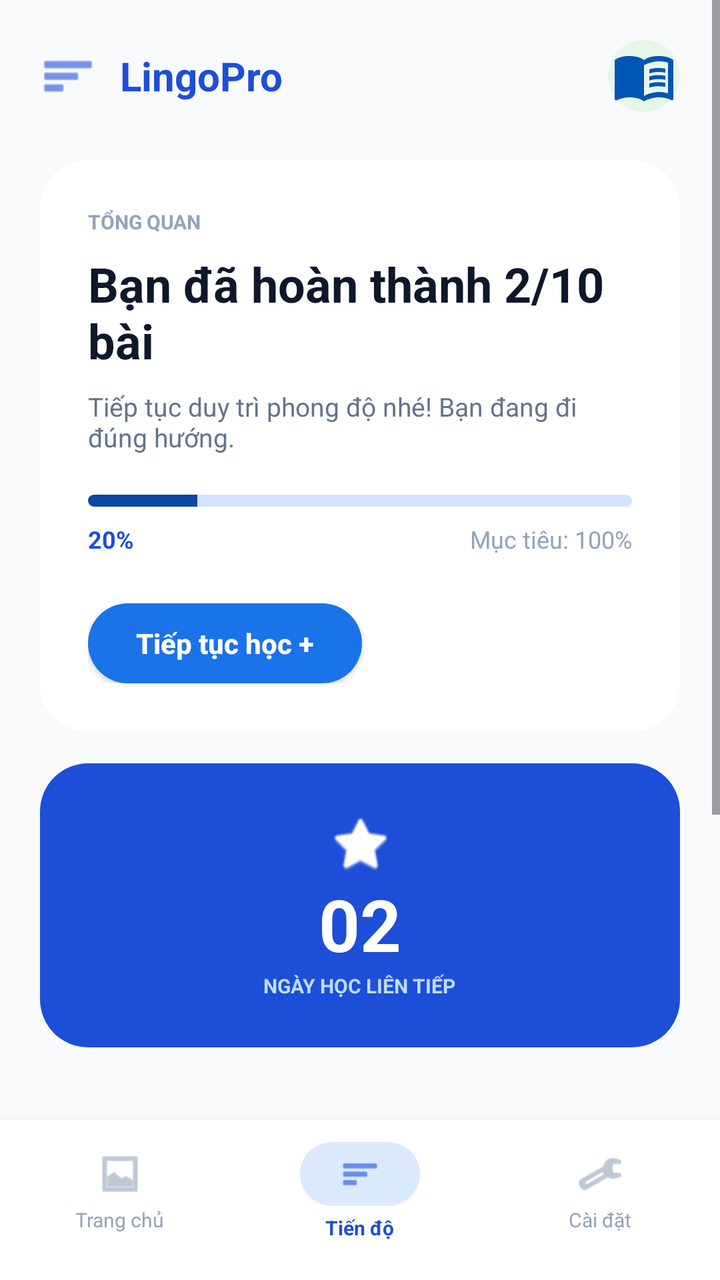
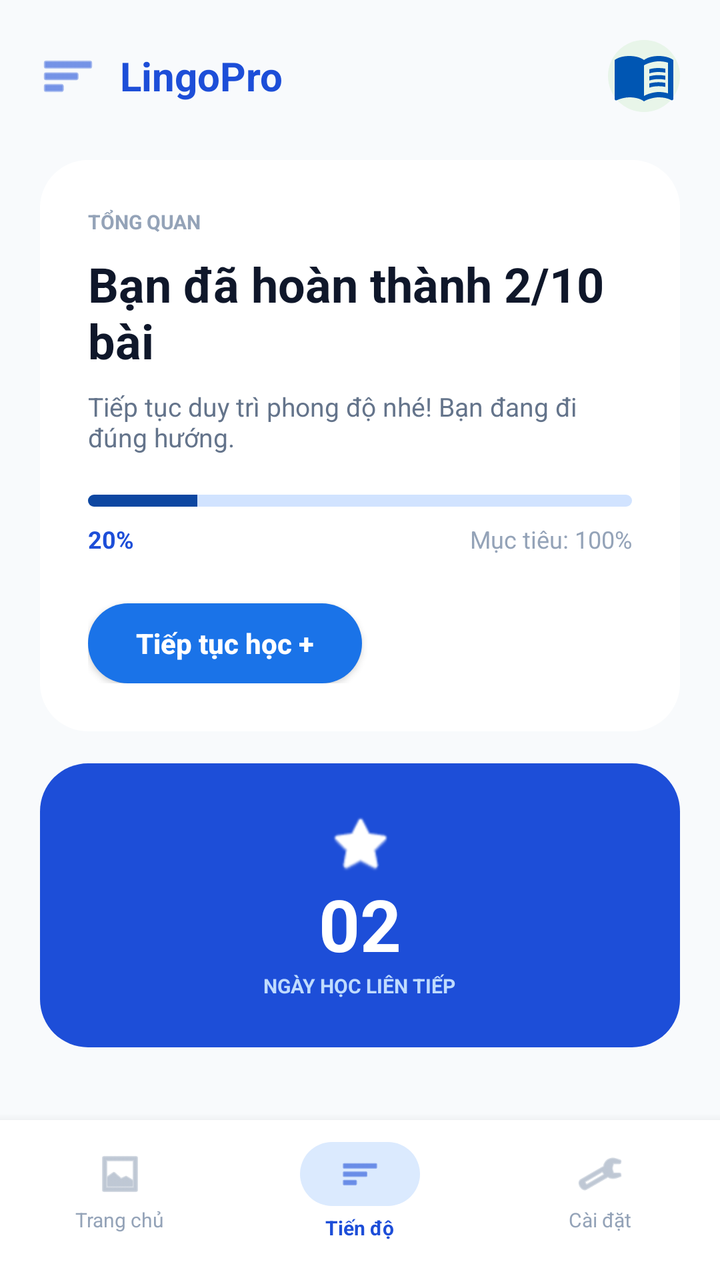

Before-and-after screenshots of an Android layout around one commit, followed by the original layout XML and the change that was made.
<!-- AndroidManifest.xml: application theme Theme.BTCK_LHD_113 -->
<!-- res/layout/man_hinh_tien_do.xml -->
<?xml version="1.0" encoding="utf-8"?>
<RelativeLayout xmlns:android="http://schemas.android.com/apk/res/android"
    xmlns:app="http://schemas.android.com/apk/res-auto"
    xmlns:tools="http://schemas.android.com/tools"
    android:layout_width="match_parent"
    android:layout_height="match_parent"
    android:background="#F8FAFC"
    tools:context=".ui.TienDoActivity">

    <ScrollView
        android:layout_width="match_parent"
        android:layout_height="match_parent"
        android:layout_above="@+id/thanhDieuHuong"
        android:fillViewport="true">

        <LinearLayout
            android:layout_width="match_parent"
            android:layout_height="wrap_content"
            android:orientation="vertical"
            android:padding="20dp">

            
            <RelativeLayout
                android:layout_width="match_parent"
                android:layout_height="wrap_content">

                <ImageView
                    android:id="@+id/btnMenu"
                    android:layout_width="28dp"
                    android:layout_height="28dp"
                    android:layout_centerVertical="true"
                    android:src="@android:drawable/ic_menu_sort_by_size"
                    app:tint="#1D4ED8" />

                <TextView
                    android:layout_width="wrap_content"
                    android:layout_height="wrap_content"
                    android:layout_centerVertical="true"
                    android:layout_marginStart="12dp"
                    android:layout_toEndOf="@id/btnMenu"
                    android:text="LingoPro"
                    android:textColor="#1D4ED8"
                    android:textSize="20sp"
                    android:textStyle="bold" />

                <ImageView
                    android:layout_width="36dp"
                    android:layout_height="36dp"
                    android:layout_alignParentEnd="true"
                    android:layout_centerVertical="true"
                    android:background="@drawable/nen_icon_hinh_tron"
                    android:padding="2dp"
                    android:src="@drawable/bieu_tuong_quyen_sach" />
            </RelativeLayout>

            
            <androidx.cardview.widget.CardView
                android:layout_width="match_parent"
                android:layout_height="wrap_content"
                android:layout_marginTop="24dp"
                app:cardCornerRadius="24dp"
                app:cardElevation="0dp">

                <LinearLayout
                    android:layout_width="match_parent"
                    android:layout_height="wrap_content"
                    android:background="@android:color/white"
                    android:orientation="vertical"
                    android:padding="24dp">

                    <TextView
                        android:layout_width="wrap_content"
                        android:layout_height="wrap_content"
                        android:text="TỔNG QUAN"
                        android:textColor="#94A3B8"
                        android:textSize="10sp"
                        android:textStyle="bold" />

                    <TextView
                        android:id="@+id/txtTieuDeTienDo"
                        android:layout_width="match_parent"
                        android:layout_height="wrap_content"
                        android:layout_marginTop="8dp"
                        android:text="Bạn đã hoàn thành 2/10 bài"
                        android:textColor="#0F172A"
                        android:textSize="24sp"
                        android:textStyle="bold" />

                    <TextView
                        android:layout_width="match_parent"
                        android:layout_height="wrap_content"
                        android:layout_marginTop="8dp"
                        android:text="Tiếp tục duy trì phong độ nhé! Bạn đang đi đúng hướng."
                        android:textColor="#64748B"
                        android:textSize="13sp" />

                    <ProgressBar
                        android:id="@+id/thanhPhanTram"
                        style="?android:attr/progressBarStyleHorizontal"
                        android:layout_width="match_parent"
                        android:layout_height="6dp"
                        android:layout_marginTop="20dp"
                        android:progress="20"
                        android:progressDrawable="@drawable/nen_thanh_tien_trinh" />

                    <RelativeLayout
                        android:layout_width="match_parent"
                        android:layout_height="wrap_content"
                        android:layout_marginTop="8dp">

                        <TextView
                            android:id="@+id/txtPhanTram"
                            android:layout_width="wrap_content"
                            android:layout_height="wrap_content"
                            android:text="20%"
                            android:textColor="#1D4ED8"
                            android:textSize="12sp"
                            android:textStyle="bold" />

                        <TextView
                            android:layout_width="wrap_content"
                            android:layout_height="wrap_content"
                            android:layout_alignParentEnd="true"
                            android:text="Mục tiêu: 100%"
                            android:textColor="#94A3B8"
                            android:textSize="12sp" />
                    </RelativeLayout>

                    <androidx.appcompat.widget.AppCompatButton
                        android:layout_width="wrap_content"
                        android:layout_height="40dp"
                        android:layout_marginTop="24dp"
                        android:background="@drawable/nen_nut_mau_xanh"
                        android:paddingStart="24dp"
                        android:paddingEnd="24dp"
                        android:text="Tiếp tục học +"
                        android:textAllCaps="false"
                        android:textColor="@android:color/white"
                        android:textSize="14sp"
                        android:textStyle="bold" />
                </LinearLayout>
            </androidx.cardview.widget.CardView>

            
            <androidx.cardview.widget.CardView
                android:layout_width="match_parent"
                android:layout_height="wrap_content"
                android:layout_marginTop="16dp"
                app:cardCornerRadius="24dp"
                app:cardElevation="0dp">

                <LinearLayout
                    android:layout_width="match_parent"
                    android:layout_height="wrap_content"
                    android:background="#1D4ED8"
                    android:gravity="center"
                    android:orientation="vertical"
                    android:padding="24dp">

                    <ImageView
                        android:layout_width="32dp"
                        android:layout_height="32dp"
                        android:src="@android:drawable/btn_star_big_on"
                        app:tint="#FFFFFF" />

                    <TextView
                        android:id="@+id/txtSoNgayLienTiep"
                        android:layout_width="wrap_content"
                        android:layout_height="wrap_content"
                        android:text="02"
                        android:textColor="#FFFFFF"
                        android:textSize="36sp"
                        android:textStyle="bold" />

                    <TextView
                        android:layout_width="wrap_content"
                        android:layout_height="wrap_content"
                        android:text="NGÀY HỌC LIÊN TIẾP"
                        android:textColor="#BFDBFE"
                        android:textSize="10sp"
                        android:textStyle="bold" />
                </LinearLayout>
            </androidx.cardview.widget.CardView>

            
            <RelativeLayout
                android:layout_width="match_parent"
                android:layout_height="wrap_content"
                android:layout_marginTop="32dp">

                <TextView
                    android:layout_width="wrap_content"
                    android:layout_height="wrap_content"
                    android:text="Danh sách bài học"
                    android:textColor="#0F172A"
                    android:textSize="18sp"
                    android:textStyle="bold" />

                <TextView
                    android:layout_width="wrap_content"
                    android:layout_height="wrap_content"
                    android:layout_alignParentEnd="true"
                    android:layout_centerVertical="true"
                    android:text="XEM TẤT CẢ"
                    android:textColor="#1D4ED8"
                    android:textSize="12sp"
                    android:textStyle="bold" />
            </RelativeLayout>

            <androidx.recyclerview.widget.RecyclerView
                android:id="@+id/rvDanhSachBaiHoc"
                android:layout_width="match_parent"
                android:layout_height="wrap_content"
                android:layout_marginTop="16dp"
                android:nestedScrollingEnabled="false"
                tools:listitem="@layout/item_bai_hoc" />

            
            <androidx.cardview.widget.CardView
                android:layout_width="match_parent"
                android:layout_height="wrap_content"
                android:layout_marginTop="24dp"
                android:layout_marginBottom="24dp"
                app:cardCornerRadius="24dp"
                app:cardElevation="0dp">

                <LinearLayout
                    android:layout_width="match_parent"
                    android:layout_height="wrap_content"
                    android:background="#FFEDD5"
                    android:orientation="horizontal"
                    android:padding="20dp">

                    <ImageView
                        android:layout_width="40dp"
                        android:layout_height="40dp"
                        android:background="@drawable/nen_icon_hinh_tron"
                        android:backgroundTint="#FFFFFF"
                        android:padding="10dp"
                        android:src="@android:drawable/ic_menu_info_details"
                        app:tint="#9A3412" />

                    <LinearLayout
                        android:layout_width="match_parent"
                        android:layout_height="wrap_content"
                        android:layout_marginStart="16dp"
                        android:orientation="vertical">

                        <TextView
                            android:layout_width="wrap_content"
                            android:layout_height="wrap_content"
                            android:text="MẸO NHỎ TÍP"
                            android:textColor="#9A3412"
                            android:textSize="10sp"
                            android:textStyle="bold" />

                        <TextView
                            android:layout_width="match_parent"
                            android:layout_height="wrap_content"
                            android:layout_marginTop="4dp"
                            android:text="Dành 10 phút mỗi ngày để luyện nghe sẽ giúp bạn ghi nhớ từ vựng tốt hơn 40% so với việc đọc lướt nhé."
                            android:textColor="#9A3412"
                            android:textSize="13sp" />
                    </LinearLayout>
                </LinearLayout>
            </androidx.cardview.widget.CardView>

        </LinearLayout>
    </ScrollView>

    
    <LinearLayout
        android:id="@+id/thanhDieuHuong"
        android:layout_width="match_parent"
        android:layout_height="80dp"
        android:layout_alignParentBottom="true"
        android:background="@android:color/white"
        android:elevation="8dp"
        android:gravity="center"
        android:orientation="horizontal"
        android:paddingTop="8dp"
        android:paddingBottom="16dp"
        android:weightSum="3">

        
        <LinearLayout
            android:id="@+id/btnTrangChu"
            android:layout_width="0dp"
            android:layout_height="match_parent"
            android:layout_weight="1"
            android:gravity="center"
            android:orientation="vertical">

            <ImageView
                android:layout_width="24dp"
                android:layout_height="24dp"
                android:src="@android:drawable/ic_menu_gallery"
                app:tint="#94A3B8" />

            <TextView
                android:layout_width="wrap_content"
                android:layout_height="wrap_content"
                android:layout_marginTop="4dp"
                android:text="Trang chủ"
                android:textColor="#94A3B8"
                android:textSize="10sp" />
        </LinearLayout>

        
        <LinearLayout
            android:layout_width="0dp"
            android:layout_height="match_parent"
            android:layout_weight="1"
            android:gravity="center"
            android:orientation="vertical">

            <LinearLayout
                android:layout_width="wrap_content"
                android:layout_height="32dp"
                android:background="@drawable/nen_bo_goc_24"
                android:backgroundTint="#DBEAFE"
                android:gravity="center"
                android:paddingStart="20dp"
                android:paddingEnd="20dp">

                <ImageView
                    android:layout_width="20dp"
                    android:layout_height="20dp"
                    android:src="@android:drawable/ic_menu_sort_by_size"
                    app:tint="#1D4ED8" />
            </LinearLayout>

            <TextView
                android:layout_width="wrap_content"
                android:layout_height="wrap_content"
                android:layout_marginTop="4dp"
                android:text="Tiến độ"
                android:textColor="#1D4ED8"
                android:textSize="10sp"
                android:textStyle="bold" />
        </LinearLayout>

        
        <LinearLayout
            android:id="@+id/btnSettings"
            android:layout_width="0dp"
            android:layout_height="match_parent"
            android:layout_weight="1"
            android:gravity="center"
            android:orientation="vertical">

            <ImageView
                android:layout_width="24dp"
                android:layout_height="24dp"
                android:src="@android:drawable/ic_menu_preferences"
                app:tint="#94A3B8" />

            <TextView
                android:layout_width="wrap_content"
                android:layout_height="wrap_content"
                android:layout_marginTop="4dp"
                android:text="Cài đặt"
                android:textColor="#94A3B8"
                android:textSize="10sp" />
        </LinearLayout>
    </LinearLayout>

</RelativeLayout>
<!-- res/layout/item_bai_hoc.xml (included above) -->
<?xml version="1.0" encoding="utf-8"?>
<LinearLayout xmlns:android="http://schemas.android.com/apk/res/android"
    xmlns:app="http://schemas.android.com/apk/res-auto"
    android:id="@+id/vungBaiHoc"
    android:layout_width="match_parent"
    android:layout_height="wrap_content"
    android:layout_marginBottom="12dp"
    android:background="@drawable/nen_muc_san_sang"
    android:clickable="true"
    android:focusable="true"
    android:gravity="center_vertical"
    android:orientation="horizontal"
    android:padding="16dp">

    <ImageView
        android:id="@+id/imgIconBaiHoc"
        android:layout_width="40dp"
        android:layout_height="40dp"
        android:background="@drawable/nen_icon_hinh_tron"
        android:backgroundTint="#DBEAFE"
        android:padding="8dp"
        android:src="@android:drawable/ic_menu_share"
        app:tint="#1D4ED8" />

    <LinearLayout
        android:layout_width="0dp"
        android:layout_height="wrap_content"
        android:layout_marginStart="16dp"
        android:layout_weight="1"
        android:orientation="vertical">

        <TextView
            android:id="@+id/txtTrangThai"
            android:layout_width="wrap_content"
            android:layout_height="wrap_content"
            android:text="SẴN SÀNG"
            android:textColor="#1A73E8"
            android:textSize="10sp"
            android:textStyle="bold" />

        <TextView
            android:id="@+id/txtTenBaiHoc"
            android:layout_width="wrap_content"
            android:layout_height="wrap_content"
            android:text="Bài 2: Gia đình"
            android:textColor="#111827"
            android:textSize="16sp"
            android:textStyle="bold" />

        <TextView
            android:id="@+id/txtSoTu"
            android:layout_width="wrap_content"
            android:layout_height="wrap_content"
            android:text="15 từ"
            android:textColor="#6B7280"
            android:textSize="12sp" />
    </LinearLayout>

    <TextView
        android:id="@+id/btnHoc"
        android:layout_width="wrap_content"
        android:layout_height="28dp"
        android:background="@drawable/nen_nut_mau_xanh"
        android:gravity="center"
        android:paddingStart="12dp"
        android:paddingEnd="12dp"
        android:text="HỌC"
        android:textColor="#FFFFFF"
        android:textSize="12sp"
        android:textStyle="bold" />

</LinearLayout>
<!-- resources referenced by this layout -->
<resources>
  <!-- drawable nen_bo_goc_24 (drawable) -->
  <?xml version="1.0" encoding="utf-8"?>
  <shape xmlns:android="http://schemas.android.com/apk/res/android">
      <solid android:color="#FFFFFF" />
      <corners android:radius="24dp" />
  </shape>
  <!-- drawable nen_icon_hinh_tron (drawable) -->
  <?xml version="1.0" encoding="utf-8"?>
  <shape xmlns:android="http://schemas.android.com/apk/res/android"
      android:shape="oval">
      <solid android:color="#E8F5E9" />
  </shape>
  <!-- drawable nen_muc_san_sang (drawable) -->
  <?xml version="1.0" encoding="utf-8"?>
  <shape xmlns:android="http://schemas.android.com/apk/res/android">
      <solid android:color="#FFFFFF" />
      <stroke android:width="1dp" android:color="#BFDBFE" />
      <corners android:radius="16dp" />
  </shape>
  <!-- drawable nen_nut_mau_xanh (drawable) -->
  <?xml version="1.0" encoding="utf-8"?>
  <shape xmlns:android="http://schemas.android.com/apk/res/android">
      <solid android:color="#1A73E8" /> 
      <corners android:radius="24dp" /> 
  </shape>
  <!-- drawable nen_thanh_tien_trinh (drawable) -->
  <?xml version="1.0" encoding="utf-8"?>
  <layer-list xmlns:android="http://schemas.android.com/apk/res/android">
      <item android:id="@android:id/background">
          <shape>
              <corners android:radius="3dp" />
              <solid android:color="#D1E3FF" />
          </shape>
      </item>
      <item android:id="@android:id/progress">
          <clip>
              <shape>
                  <corners android:radius="3dp" />
                  <solid android:color="#0D47A1" />
              </shape>
          </clip>
      </item>
  </layer-list>
  <style name="Theme.BTCK_LHD_113" parent="Theme.Material3.Light.NoActionBar">
          
          <item name="colorPrimary">@color/primaryColor</item>
          <item name="colorOnPrimary">@color/white</item>
          <item name="colorPrimaryContainer">@color/primaryLightColor</item>
          <item name="colorOnPrimaryContainer">@color/black</item>
          <item name="colorSecondary">@color/secondaryColor</item>
          
          
          <item name="android:windowBackground">@color/backgroundColor</item>
          <item name="colorSurface">@color/surfaceColor</item>
          
          
          <item name="android:textColorPrimary">@color/textColorPrimary</item>
          
          
          <item name="shapeAppearanceMediumComponent">@style/ShapeAppearance.App.MediumComponent</item>
          <item name="shapeAppearanceSmallComponent">@style/ShapeAppearance.App.SmallComponent</item>
          <item name="shapeAppearanceLargeComponent">@style/ShapeAppearance.App.LargeComponent</item>
      </style>
  <color name="primaryColor">#4CAF50</color>
  <color name="white">#FFFFFFFF</color>
  <color name="primaryLightColor">#80E27E</color>
  <color name="black">#FF000000</color>
  <color name="secondaryColor">#FFC107</color>
  <color name="backgroundColor">#F5F5F5</color>
  <color name="surfaceColor">#FFFFFF</color>
  <color name="textColorPrimary">#212121</color>
  <style name="ShapeAppearance.App.MediumComponent" parent="ShapeAppearance.Material3.MediumComponent">
          <item name="cornerFamily">rounded</item>
          <item name="cornerSize">16dp</item>
      </style>
  <style name="ShapeAppearance.App.SmallComponent" parent="ShapeAppearance.Material3.SmallComponent">
          <item name="cornerFamily">rounded</item>
          <item name="cornerSize">16dp</item>
      </style>
  <style name="ShapeAppearance.App.LargeComponent" parent="ShapeAppearance.Material3.LargeComponent">
          <item name="cornerFamily">rounded</item>
          <item name="cornerSize">16dp</item>
      </style>
  <!-- unchanged entries left out for length: 1 -->
</resources>

<!-- the commit's change to res/layout/man_hinh_tien_do.xml (unified diff, before → after) -->
@@ -7,7 +7,7 @@
     android:background="#F8FAFC"
     tools:context=".ui.TienDoActivity">
 
-    <ScrollView
+    <androidx.core.widget.NestedScrollView
         android:layout_width="match_parent"
         android:layout_height="match_parent"
         android:layout_above="@+id/thanhDieuHuong"
@@ -266,7 +266,7 @@
             </androidx.cardview.widget.CardView>
 
         </LinearLayout>
-    </ScrollView>
+    </androidx.core.widget.NestedScrollView>
 
     
     <LinearLayout
